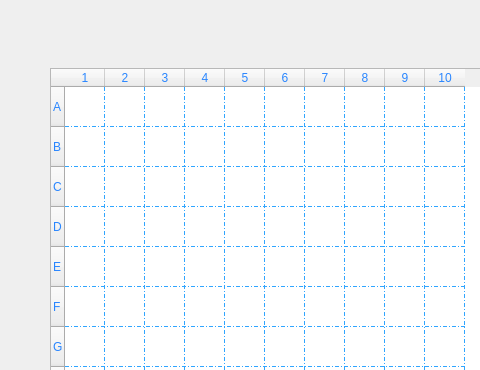
The window that dialoggameai.ui (pouya-prh/Battle_Ship) describes before a commit, drawn with Qt 5; both pictures show x 0 to 480 and y 0 to 370 of the 1046 by 597 pixel window.
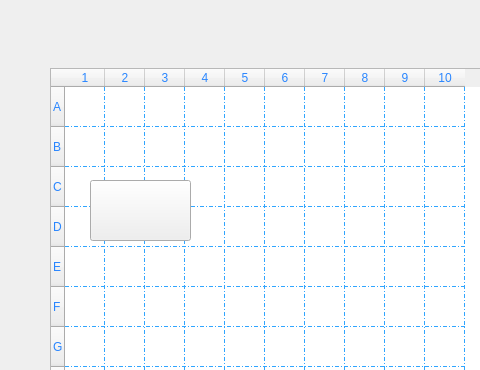
The same window after the commit. Icons and pictures are not drawn. Custom widgets are drawn as their Qt base class.

Commit message: linear attack V2 + animation and sound

Diff of the .ui file:
```diff
--- a/dialoggameai.ui
+++ b/dialoggameai.ui
@@ -490,6 +490,22 @@
     <set>Qt::AlignCenter</set>
    </property>
   </widget>
+  <widget class="QPushButton" name="planeLabel">
+   <property name="geometry">
+    <rect>
+     <x>90</x>
+     <y>180</y>
+     <width>101</width>
+     <height>61</height>
+    </rect>
+   </property>
+   <property name="styleSheet">
+    <string notr="true">background-image: url(:/squareAttackFliped.png);</string>
+   </property>
+   <property name="text">
+    <string/>
+   </property>
+  </widget>
  </widget>
  <customwidgets>
   <customwidget>
```
The commit also changes 26 other files.
